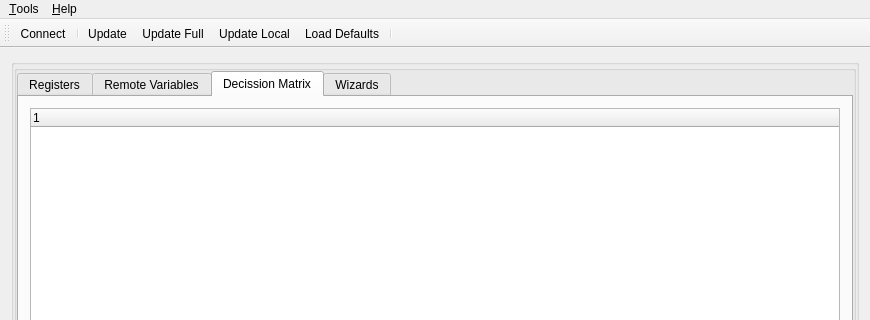
Old version of the form src/cfrmnodeconfig.ui in the repository grodansparadis/vscp-works-qt; both pictures show x 0 to 870 and y 0 to 320 of the 870 by 819 pixel window.
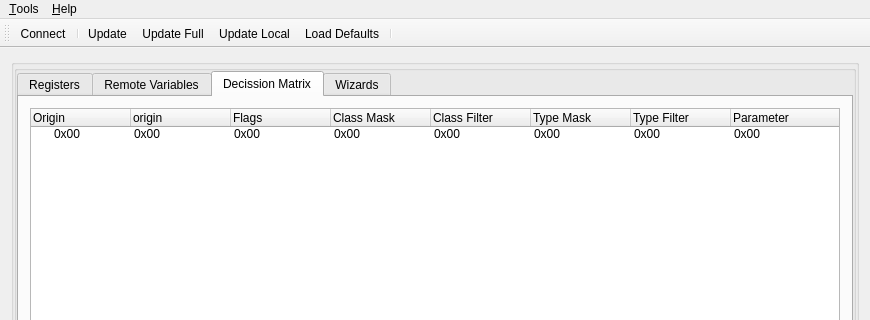
New version of the form. The open tabs and pages were chosen to show the change. Icons and pictures are not drawn.

Commit message: Fixed error in msbuild action

What changed in the file:
```diff
--- a/src/cfrmnodeconfig.ui
+++ b/src/cfrmnodeconfig.ui
@@ -186,9 +186,70 @@
                <widget class="QTreeWidget" name="treeWidget_3">
                 <column>
                  <property name="text">
-                  <string notr="true">1</string>
+                  <string notr="true">Origin</string>
                  </property>
                 </column>
+                <column>
+                 <property name="text">
+                  <string notr="true">origin</string>
+                 </property>
+                </column>
+                <column>
+                 <property name="text">
+                  <string>Flags</string>
+                 </property>
+                </column>
+                <column>
+                 <property name="text">
+                  <string>Class Mask</string>
+                 </property>
+                </column>
+                <column>
+                 <property name="text">
+                  <string>Class Filter</string>
+                 </property>
+                </column>
+                <column>
+                 <property name="text">
+                  <string>Type Mask</string>
+                 </property>
+                </column>
+                <column>
+                 <property name="text">
+                  <string>Type Filter</string>
+                 </property>
+                </column>
+                <column>
+                 <property name="text">
+                  <string>Parameter</string>
+                 </property>
+                </column>
+                <item>
+                 <property name="text">
+                  <string>0x00</string>
+                 </property>
+                 <property name="text">
+                  <string>0x00</string>
+                 </property>
+                 <property name="text">
+                  <string>0x00</string>
+                 </property>
+                 <property name="text">
+                  <string>0x00</string>
+                 </property>
+                 <property name="text">
+                  <string>0x00</string>
+                 </property>
+                 <property name="text">
+                  <string>0x00</string>
+                 </property>
+                 <property name="text">
+                  <string>0x00</string>
+                 </property>
+                 <property name="text">
+                  <string>0x00</string>
+                 </property>
+                </item>
                </widget>
               </item>
              </layout>
```
Left out of the diff: 82 changed lines with no effect on the pictures. The commit also changes 2 other files.
